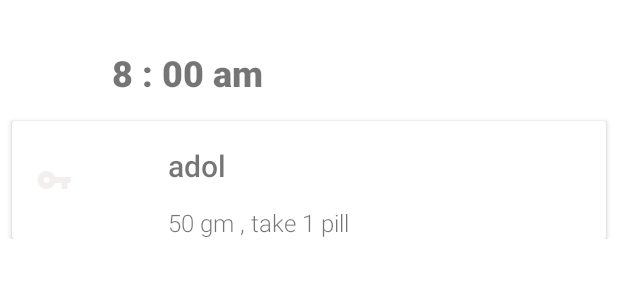
After one commit to AhmedAbdallah125/Medical-Reminder, an Android app: the layout home_screen_recycle_view_layout.xml on its own in the app's theme, with its tools: preview values and no code run, on a phone screen of 412 x 824 dp. The commit adds this screen. Shown: the top 300 px of the screen. Run offline under Robolectric (Android 15) with nearby library versions, the phone set to English and light mode, and no system bars.

Commit message:
Ui(internalHomeFragment_with_recyclerview)

```diff
--- /dev/null
+++ b/app/src/main/res/layout/home_screen_recycle_view_layout.xml
@@ -0,0 +1,83 @@
+<?xml version="1.0" encoding="utf-8"?>
+<androidx.constraintlayout.widget.ConstraintLayout xmlns:android="http://schemas.android.com/apk/res/android"
+    xmlns:app="http://schemas.android.com/apk/res-auto"
+    xmlns:tools="http://schemas.android.com/tools"
+    android:id="@+id/home_recycle_view_container_constrain_layout"
+    android:layout_width="match_parent"
+    android:layout_height="wrap_content">
+
+    <TextView
+        android:id="@+id/txt_hour_home_recycle"
+        android:layout_width="wrap_content"
+        android:layout_height="wrap_content"
+        android:layout_marginBottom="16dp"
+        android:layout_marginTop="32dp"
+        android:fontFamily="sans-serif-black"
+        android:text="TextView"
+        android:textSize="24sp"
+        app:layout_constraintBottom_toTopOf="@+id/cardView"
+        app:layout_constraintEnd_toEndOf="parent"
+        app:layout_constraintHorizontal_bias="0.24"
+        app:layout_constraintStart_toStartOf="parent"
+        app:layout_constraintTop_toTopOf="parent"
+        tools:text="8 : 00 am" />
+
+    <androidx.cardview.widget.CardView
+        android:id="@+id/cardView"
+        android:layout_width="match_parent"
+        android:layout_height="wrap_content"
+        android:layout_marginEnd="8dp"
+        android:layout_marginStart="8dp"
+
+        android:layout_marginTop="16dp"
+        app:layout_constraintEnd_toEndOf="parent"
+        app:layout_constraintStart_toStartOf="parent"
+        app:layout_constraintTop_toBottomOf="@+id/txt_hour_home_recycle">
+
+        <androidx.constraintlayout.widget.ConstraintLayout
+            android:id="@+id/home_recycle_frame"
+            android:layout_width="match_parent"
+            android:layout_height="match_parent">
+
+            <ImageView
+                android:id="@+id/recycle_hom_image_view"
+                android:layout_width="wrap_content"
+                android:layout_height="wrap_content"
+                android:layout_marginBottom="24dp"
+                android:layout_marginStart="16dp"
+                android:layout_marginTop="24dp"
+                app:layout_constraintBottom_toBottomOf="parent"
+                app:layout_constraintStart_toStartOf="parent"
+                app:layout_constraintTop_toTopOf="parent"
+                app:srcCompat="@drawable/ic_baseline_vpn_key_24" />
+
+            <TextView
+                android:id="@+id/txt_recycle_medicine"
+                android:layout_width="wrap_content"
+                android:layout_height="wrap_content"
+                android:layout_marginBottom="7dp"
+                android:layout_marginStart="64dp"
+                android:layout_marginTop="16dp"
+                android:fontFamily="sans-serif-medium"
+                android:text="TextView"
+                android:textSize="20sp"
+                app:layout_constraintBottom_toTopOf="@+id/txt_medicine_dtails"
+                app:layout_constraintStart_toEndOf="@+id/recycle_hom_image_view"
+                app:layout_constraintTop_toTopOf="parent"
+                tools:text="adol" />
+
+            <TextView
+                android:id="@+id/txt_medicine_dtails"
+                android:layout_width="wrap_content"
+                android:layout_height="wrap_content"
+                android:layout_marginTop="6dp"
+                android:fontFamily="sans-serif-light"
+                android:text="TextView"
+                android:textSize="16sp"
+                app:layout_constraintBottom_toBottomOf="parent"
+                app:layout_constraintStart_toStartOf="@+id/txt_recycle_medicine"
+                app:layout_constraintTop_toBottomOf="@+id/txt_recycle_medicine"
+                tools:text="50 gm , take 1 pill" />
+        </androidx.constraintlayout.widget.ConstraintLayout>
+    </androidx.cardview.widget.CardView>
+</androidx.constraintlayout.widget.ConstraintLayout>
```
Also changed, not shown: app/src/main/java/com/team_three/medicalreminder/Home_Screen/HomeActivity.java (+7 -2 lines), app/src/main/java/com/team_three/medicalreminder/Home_Screen/HomeAdapter.java (added, +60 -0 lines), app/src/main/java/com/team_three/medicalreminder/Home_Screen/HomeFragment.java (+28 -5 lines), app/src/main/java/com/team_three/medicalreminder/Home_Screen/model/MedicineDetails.java (added, +50 -0 lines), app/src/main/res/layout/fragment_home.xml (+8 -8 lines).
